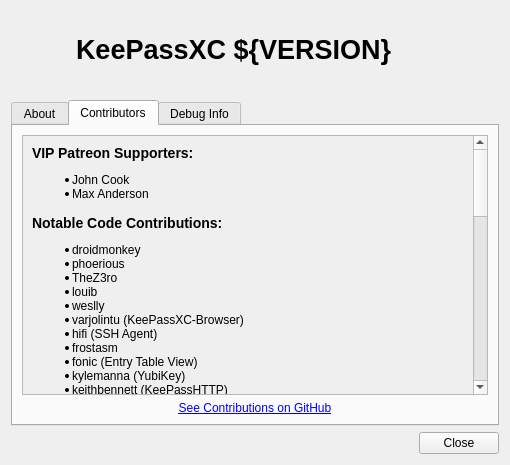
iluminat23/keepassxc-debian, file src/gui/AboutDialog.ui: the form before one commit.
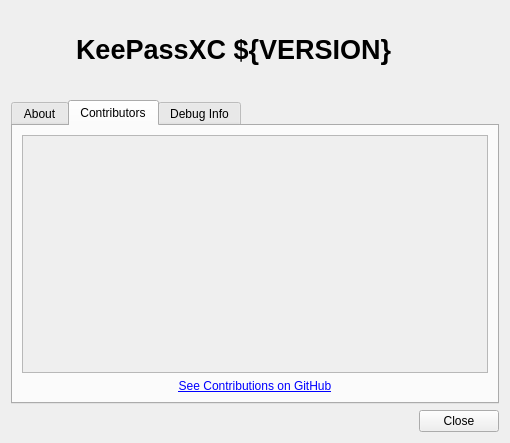
The form after the commit. The open tabs and pages were chosen to show the change.

Diff of the .ui file:
```diff
--- a/src/gui/AboutDialog.ui
+++ b/src/gui/AboutDialog.ui
@@ -163,7 +163,7 @@
         </widget>
        </item>
        <item>
-        <widget class="QLabel" name="label_4">
+        <widget class="QLabel" name="maintainers">
          <property name="sizePolicy">
           <sizepolicy hsizetype="Preferred" vsizetype="Fixed">
            <horstretch>0</horstretch>
@@ -171,15 +171,7 @@
           </sizepolicy>
          </property>
          <property name="text">
-          <string notr="true">&lt;ul&gt;
-    &lt;li&gt;Jonathan White (&lt;a href=&quot;https://github.com/droidmonkey&quot;&gt;droidmonkey&lt;/a&gt;)&lt;/li&gt;
-    &lt;li&gt;Janek Bevendorff (&lt;a href=&quot;https://github.com/phoerious&quot;&gt;phoerious&lt;/a&gt;)&lt;/li&gt;
-    &lt;li&gt;&lt;a href=&quot;https://github.com/TheZ3ro&quot;&gt;TheZ3ro&lt;/a&gt;&lt;/li&gt;
-    &lt;li&gt;Louis-Bertrand (&lt;a href=&quot;https://github.com/louib&quot;&gt;louib&lt;/a&gt;)&lt;/li&gt;
-    &lt;li&gt;Weslly Honorato (&lt;a href=&quot;https://github.com/weslly&quot;&gt;weslly&lt;/a&gt;)&lt;/li&gt;
-    &lt;li&gt;Toni Spets (&lt;a href=&quot;https://github.com/hifi&quot;&gt;hifi&lt;/a&gt;)&lt;/li&gt;
-    &lt;li&gt;Sami V&amp;auml;nttinen (&lt;a href=&quot;https://github.com/varjolintu&quot;&gt;varjolintu&lt;/a&gt;)&lt;/li&gt;
-&lt;/ul&gt;</string>
+          <string notr="true"/>
          </property>
          <property name="openExternalLinks">
           <bool>true</bool>
@@ -238,8 +230,8 @@
            <rect>
             <x>0</x>
             <y>0</y>
-            <width>449</width>
-            <height>845</height>
+            <width>466</width>
+            <height>246</height>
            </rect>
           </property>
           <layout class="QVBoxLayout" name="verticalLayout_5">
@@ -255,61 +247,7 @@
               <cursorShape>IBeamCursor</cursorShape>
              </property>
              <property name="text">
-              <string notr="true">&lt;h3&gt;VIP Patreon Supporters:&lt;/h3&gt;
-&lt;ul&gt;
-  &lt;li&gt;John Cook&lt;/li&gt;
-  &lt;li&gt;Max Anderson&lt;/li&gt;
-&lt;/ul&gt;
-&lt;h3&gt;Notable Code Contributions:&lt;/h3&gt;
-&lt;ul&gt;
-  &lt;li&gt;droidmonkey&lt;/li&gt;
-  &lt;li&gt;phoerious&lt;/li&gt;
-  &lt;li&gt;TheZ3ro&lt;/li&gt;
-  &lt;li&gt;louib&lt;/li&gt;
-  &lt;li&gt;weslly&lt;/li&gt;
-  &lt;li&gt;varjolintu (KeePassXC-Browser)&lt;/li&gt;
-  &lt;li&gt;hifi (SSH Agent)&lt;/li&gt;
-  &lt;li&gt;frostasm&lt;/li&gt;
-  &lt;li&gt;fonic (Entry Table View)&lt;/li&gt;
-  &lt;li&gt;kylemanna (YubiKey)&lt;/li&gt;
-  &lt;li&gt;keithbennett (KeePassHTTP)&lt;/li&gt;
-  &lt;li&gt;Typz (KeePassHTTP)&lt;/li&gt;
-  &lt;li&gt;denk-mal (KeePassHTTP)&lt;/li&gt;
-  &lt;li&gt;angelsl (KDBX 4)&lt;/li&gt;
-  &lt;li&gt;seatedscribe (CSV Import)&lt;/li&gt;
-  &lt;li&gt;debfx (KeePassX)&lt;/li&gt;
-  &lt;li&gt;BlueIce (KeePassX)&lt;/li&gt;
-&lt;/ul&gt;
-&lt;h3&gt;Patreon Supporters:&lt;/h3&gt;
-&lt;ul&gt;
-  &lt;li&gt;Ashura&lt;/li&gt;
-  &lt;li&gt;Alexanderjb&lt;/li&gt;
-  &lt;li&gt;Andreas Kollmann&lt;/li&gt;
-  &lt;li&gt;Richard Ames&lt;/li&gt;
-&lt;/ul&gt;
-&lt;h3&gt;Translations:&lt;/h3&gt;
-&lt;ul&gt;
-  &lt;li&gt;&lt;strong&gt;Basque&lt;/strong&gt;: azken_tximinoa, Hey_neken&lt;/li&gt;
-  &lt;li&gt;&lt;strong&gt;Catalan&lt;/strong&gt;: capitantrueno, dsoms, mcus, raulua, ZJaume&lt;/li&gt;
-  &lt;li&gt;&lt;strong&gt;Chinese (China)&lt;/strong&gt;: Biggulu, Brandon_c, hoilc, ligyxy, vc5, Small_Ku&lt;/li&gt;
-  &lt;li&gt;&lt;strong&gt;Chinese (Taiwan)&lt;/strong&gt;: BestSteve, MiauLightouch, Small_Ku, yan12125, ymhuang0808&lt;/li&gt;
-  &lt;li&gt;&lt;strong&gt;Czech&lt;/strong&gt;: DanielMilde, JosefVitu, pavelb, tpavelek&lt;/li&gt;
-  &lt;li&gt;&lt;strong&gt;Danish&lt;/strong&gt;: nlkl&lt;/li&gt;
-  &lt;li&gt;&lt;strong&gt;Dutch&lt;/strong&gt;: apie, bartlibert, evanoosten, fvw, KnooL, srgvg, Vistaus, wanderingidea&lt;/li&gt;
-  &lt;li&gt;&lt;strong&gt;Finnish&lt;/strong&gt;: artnay, Jarppi, MawKKe&lt;/li&gt;
-  &lt;li&gt;&lt;strong&gt;French&lt;/strong&gt;: A1RO, aghilas.messara, bisaloo, frgnca, ggtr1138, gilbsgilbs, gtalbot, Gui13, iannick, jlutran, kyodev, logut, MartialBis, narzb, pBouillon, plunkets, Raphi111, Scrat15, tl_pierre, wilfriedroset&lt;/li&gt;
-  &lt;li&gt;&lt;strong&gt;German&lt;/strong&gt;: antsas, BasicBaer, Calyrx, codejunky, DavidHamburg, eth0, for1real, jensrutschmann, joe776, kflesch, MarcEdinger, marcbone, mcliquid, mfernau77, montilo, nursoda, omnisome4, origin_de, pcrcoding, phoerious, rgloor, transi_222, vlenzer, waster&lt;/li&gt;
-  &lt;li&gt;&lt;strong&gt;Greek&lt;/strong&gt;: magkopian, nplatis, tassos.b, xinomilo&lt;/li&gt;
-  &lt;li&gt;&lt;strong&gt;Hungarian&lt;/strong&gt;: bubu, meskobalazs, urbalazs&lt;/li&gt;
-  &lt;li&gt;&lt;strong&gt;Indonesian&lt;/strong&gt;: zk&lt;/li&gt;
-  &lt;li&gt;&lt;strong&gt;Italian&lt;/strong&gt;: amaxis, bovirus, duncanmid, FranzMari, lucaim, Mte90, Peo, TheZ3ro, tosky, VosaxAlo&lt;/li&gt;
-  &lt;li&gt;&lt;strong&gt;Japanese&lt;/strong&gt;: masoo, metalic_cat, p2635, Shinichirou_Yamada, vargas.peniel, vmemjp, yukinakato&lt;/li&gt;
-  &lt;li&gt;&lt;strong&gt;Korean&lt;/strong&gt;: cancantun, peremen&lt;/li&gt;
-  &lt;li&gt;&lt;strong&gt;Lithuanian&lt;/strong&gt;: Moo&lt;/li&gt;
-  &lt;li&gt;&lt;strong&gt;Polish&lt;/strong&gt;: keypress, konradmb, mrerexx, psobczak&lt;/li&gt;
-  &lt;li&gt;&lt;strong&gt;Portuguese (Brazil)&lt;/strong&gt;: danielbibit, fabiom, flaviobn, vitor895, weslly&lt;/li&gt;
-&lt;/ul&gt;
-</string>
+              <string notr="true"/>
              </property>
              <property name="textFormat">
               <enum>Qt::AutoText</enum>
```
